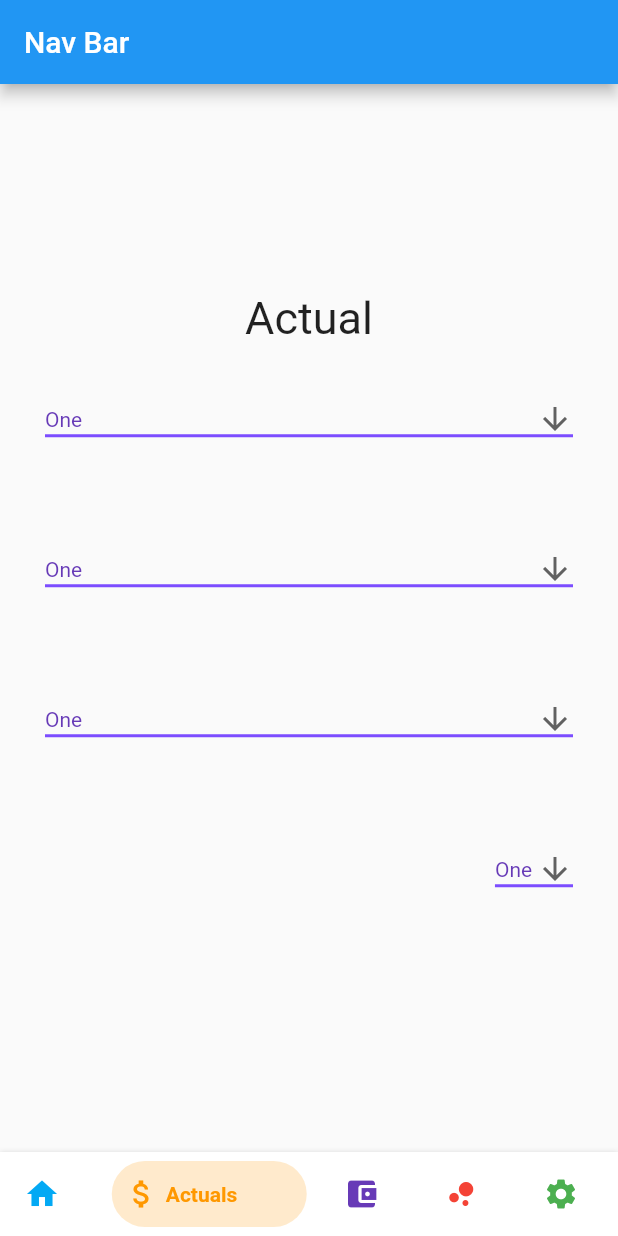
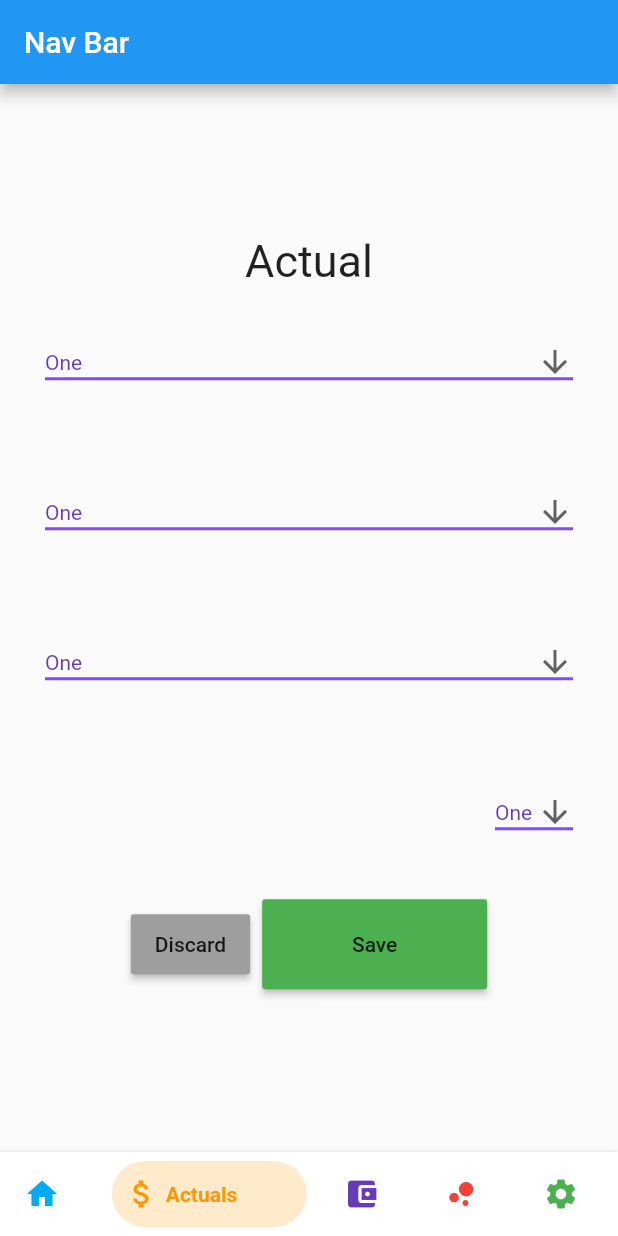
Before and after one commit to jkbngl/FFD, a Flutter app: the MyHomePage screen opened directly, swiped to page 2, on a phone screen of 412 x 824 dp. Run offline on Flutter 3.47's test engine with Material 2 defaults, Android fonts, the phone set to English and light mode, and no system bars; drawn by our look-alikes of bottom_navy_bar; our stand-ins replace syncfusion_flutter_charts.

Commit message:
#21 #11 added styled buttons

```diff
--- a/flutter/ffd/lib/backup_color_change_on_nav_tab.dart
+++ b/flutter/ffd/lib/backup_color_change_on_nav_tab.dart
@@ -370,6 +370,30 @@ class _MyHomePageState extends State<MyHomePage> {
                       }).toList(),
                     ),
                   ),
+
+                ),
+                ButtonBar(
+                  mainAxisSize: MainAxisSize.min, // this will take space as minimum as posible(to center)
+                  children: <Widget>[
+                    ButtonTheme(
+                      minWidth: 75.0,
+                      height: 40.0,
+                      child: RaisedButton(
+                      child: Text('Discard'),
+                      color: Colors.grey,
+                      onPressed: () {/** */},
+                      ),
+                    ),
+                    ButtonTheme(
+                      minWidth: 150.0,
+                      height: 60.0,
+                      child: RaisedButton(
+                        child: Text('Save'),
+                        color: Colors.green,
+                        onPressed: () {/** */},
+                      ),
+                    ),
+                  ],
                 ),
               ],
             ),
```
